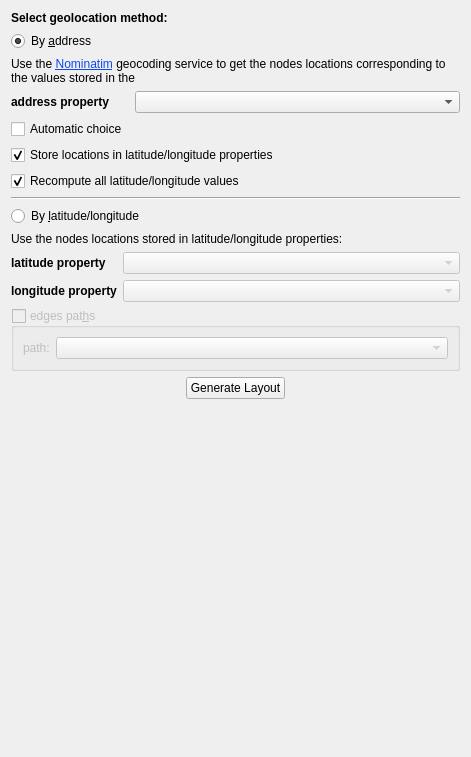
Old version of the form plugins/view/GeographicView/GeolocalisationConfigWidget.ui in the repository Tulip-Dev/tulip.
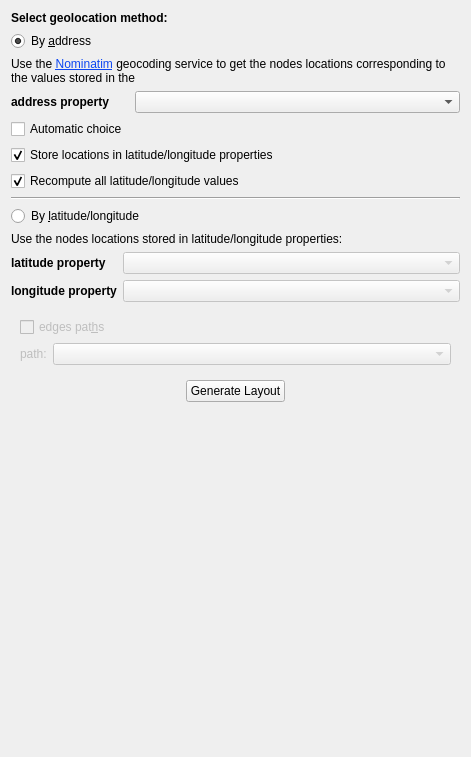
New version of the form. Custom widgets are drawn as their Qt base class.

Commit message: Begin replacement of QGroupBox because we are unable to change its background color (needed in dark mode) on macos + fix GraphPerpectiveMainWindow style sheet

Diff of the .ui file:
```diff
--- a/plugins/view/GeographicView/GeolocalisationConfigWidget.ui
+++ b/plugins/view/GeographicView/GeolocalisationConfigWidget.ui
@@ -194,24 +194,28 @@
     </layout>
    </item>
    <item>
-    <widget class="QGroupBox" name="edgesControlPointsGB">
+    <widget class="QFrame" name="edgesControlPointsGB">
      <property name="enabled">
       <bool>false</bool>
      </property>
-     <property name="title">
-      <string>edges pat&amp;hs</string>
-     </property>
-     <property name="checkable">
-      <bool>true</bool>
-     </property>
-     <property name="checked">
-      <bool>false</bool>
-     </property>
      <layout class="QVBoxLayout" name="verticalLayout">
+      <item>
+       <widget class="QCheckBox" name="edgesPathsCB">
+        <property name="enabled">
+         <bool>true</bool>
+        </property>
+        <property name="text">
+         <string>edges pat&amp;hs</string>
+        </property>
+       </widget>
+      </item>
       <item>
        <layout class="QHBoxLayout" name="horizontalLayout_5">
         <item>
-         <widget class="QLabel" name="label_7">
+         <widget class="QLabel" name="pathLabel">
+          <property name="enabled">
+           <bool>false</bool>
+          </property>
           <property name="text">
            <string>path:</string>
           </property>
@@ -225,6 +229,9 @@
             <verstretch>0</verstretch>
            </sizepolicy>
           </property>
+          <property name="enabled">
+           <bool>false</bool>
+          </property>
           <property name="toolTip">
            <string>&lt;html&gt;&lt;head/&gt;&lt;body&gt;&lt;p&gt;Select a double vector property containing lists of &lt;br/&gt;latitude/longitude (in the form [lat1, lng1, lat2, lng2, ...]) &lt;br/&gt;defining paths for edges&lt;/p&gt;&lt;/body&gt;&lt;/html&gt;</string>
           </property>
@@ -290,11 +297,11 @@
  <resources/>
  <connections/>
  <customwidgets>
-   <customwidget>
-     <class>tlp::TulipComboBox</class>
-     <extends>QComboBox</extends>
-     <header>tulip/TulipComboBox.h</header>
-     <container>1</container>
-   </customwidget>
+  <customwidget>
+   <class>tlp::TulipComboBox</class>
+   <extends>QComboBox</extends>
+   <header>tulip/TulipComboBox.h</header>
+   <container>1</container>
+  </customwidget>
  </customwidgets>
 </ui>
```
Left out of the diff: 53 changed lines with no effect on the pictures. The commit also changes 10 other files.
